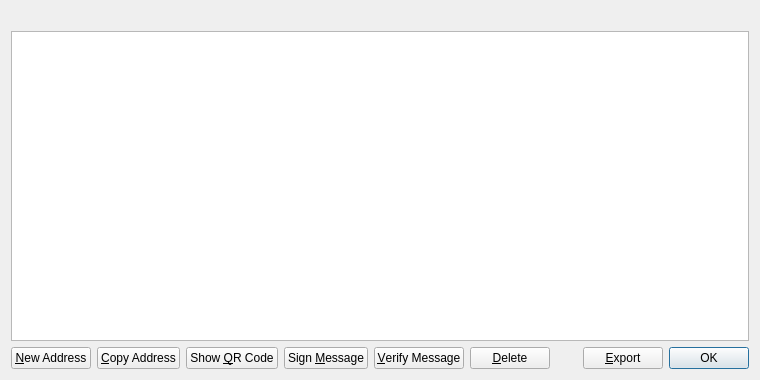
The window that src/qt/forms/addressbookpage.ui (cinnamoncoin/https---github.com-cinnamoncoin-Electron-ELT) describes before a commit, drawn with Qt 5.
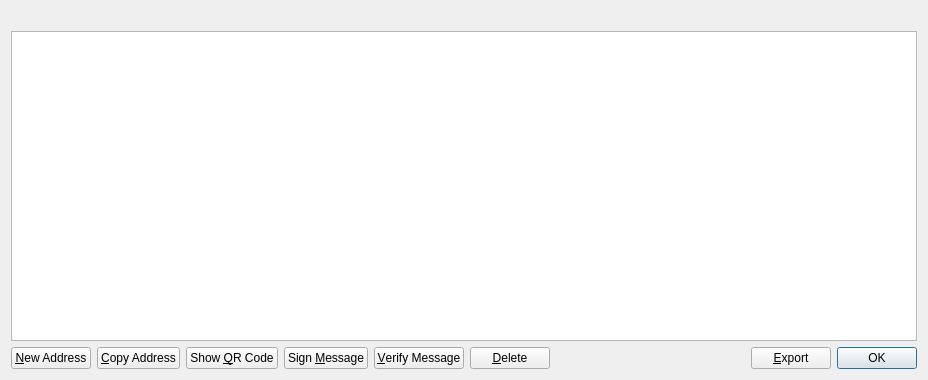
The same window after the commit. Icons and pictures are not drawn.

```diff
--- a/src/qt/forms/addressbookpage.ui
+++ b/src/qt/forms/addressbookpage.ui
@@ -6,7 +6,7 @@
    <rect>
     <x>0</x>
     <y>0</y>
-    <width>760</width>
+    <width>928</width>
     <height>380</height>
    </rect>
   </property>
```
